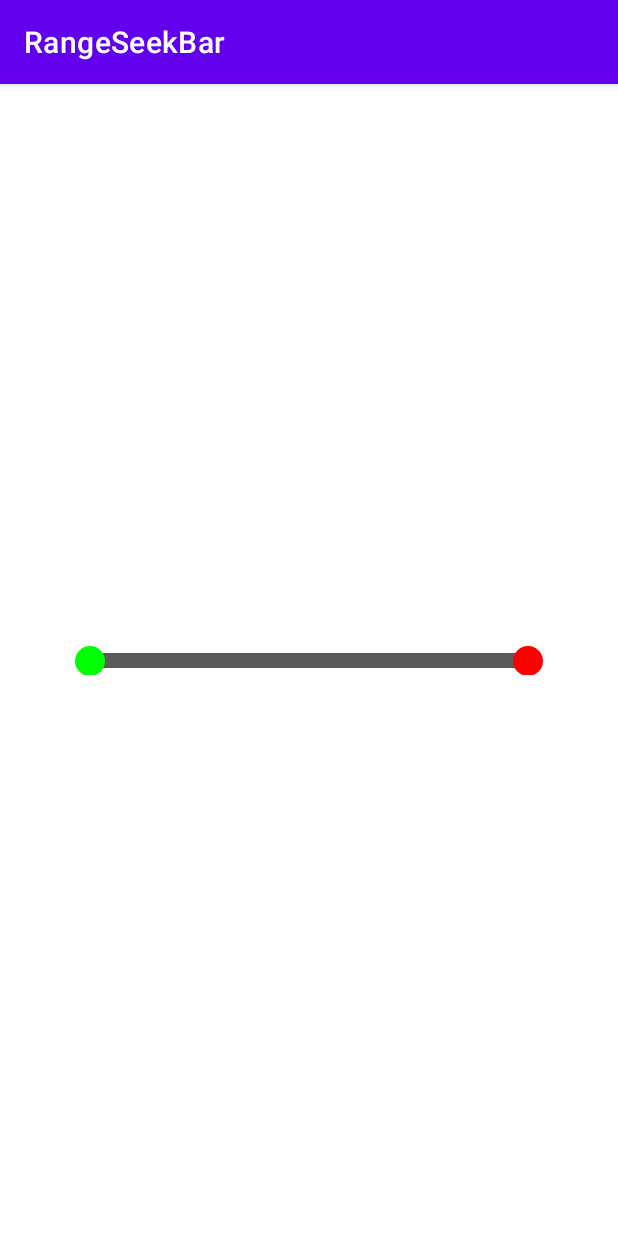
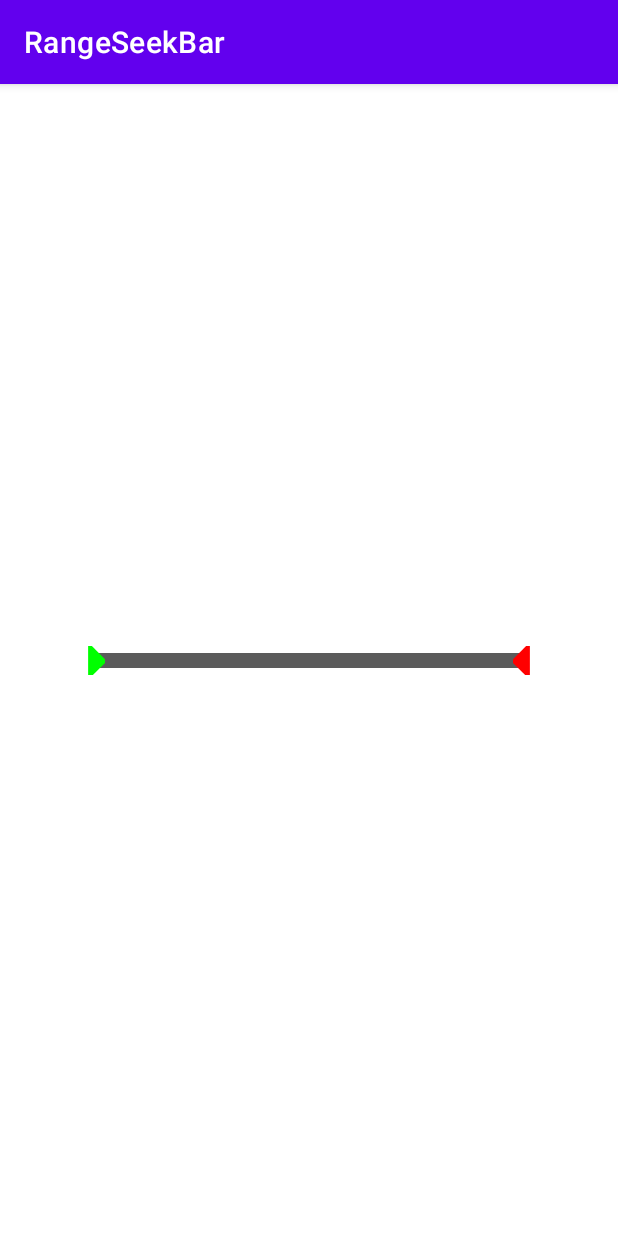
Before and after one commit to AvaneeshAsokan/RangeSeekbar, an Android app: the screen it shows after launch (MainActivity), on a phone screen of 412 x 824 dp. Run offline under Robolectric (Android 15) with nearby library versions, the phone set to English and light mode, and no system bars.

Commit message:
Feature: Add RangeChangeListener and update thumb behavior
This commit introduces a `RangeChangeListener` interface to notify listeners when the range of the seekbar changes.

The thumb behavior has been updated:
- The `gap` attribute now defaults to 0px.
- When `enablePushThumb` is true, thumbs will now push each other when they meet.
- The `leftThumbDrawable` and `rightThumbDrawable` attributes have been updated to use new carat drawables.

Additionally, `min` and `max` functional attributes have been added to define the range of the seekbar.

```diff
--- a/app/src/main/java/com/laymanCodes/rangeSeekbar/MainActivity.kt
+++ b/app/src/main/java/com/laymanCodes/rangeSeekbar/MainActivity.kt
@@ -1,10 +1,14 @@
 package com.laymanCodes.rangeSeekbar
 
 import android.os.Bundle
+import android.util.Log
 import androidx.appcompat.app.AppCompatActivity
 import com.laymanCodes.rangeSeekbar.databinding.LayoutMainBinding
+import com.laymanCodes.rangeSeekbar.listener.RangeChangeListener
 
-class MainActivity: AppCompatActivity() {
+class MainActivity: AppCompatActivity(), RangeChangeListener {
+    private val TAG = MainActivity::class.java.canonicalName
+
     private var _binding: LayoutMainBinding? = null
     private val binding get() = _binding!!
 
@@ -14,5 +18,15 @@ class MainActivity: AppCompatActivity() {
         _binding = LayoutMainBinding.inflate(layoutInflater)
 
         setContentView(binding.root)
+
+        binding.rangeBar.apply {
+            setMin(0)
+            setMax(1000)
+            setRangeChangeListener(this@MainActivity)
+        }
+    }
+
+    override fun onRangeChange(min: Int, max: Int) {
+        Log.d(TAG, "onRangeChange: min = $min, max = $max")
     }
 }
--- a/app/src/main/java/com/laymanCodes/rangeSeekbar/RangeSeekbar.kt
+++ b/app/src/main/java/com/laymanCodes/rangeSeekbar/RangeSeekbar.kt
@@ -14,6 +14,8 @@ import androidx.constraintlayout.widget.ConstraintLayout
 import androidx.core.content.res.getDimensionOrThrow
 import androidx.core.content.withStyledAttributes
 import com.laymanCodes.rangeSeekbar.databinding.RangeSeekbarBinding
+import com.laymanCodes.rangeSeekbar.listener.RangeChangeListener
+import kotlin.math.roundToInt
 
 class RangeSeekbar : ConstraintLayout {
     private val TAG = RangeSeekbar::class.java.canonicalName
@@ -48,6 +50,7 @@ class RangeSeekbar : ConstraintLayout {
     private var _binding: RangeSeekbarBinding? = null
     private val binding: RangeSeekbarBinding get() = _binding!!
 
+    //  visual attributes
     private var leftThumbDrawable: Drawable? = null
     private var rightThumbDrawable: Drawable? = null
     private var leftThumbWidth: Int? = 20.px
@@ -56,8 +59,28 @@ class RangeSeekbar : ConstraintLayout {
     private var rightThumbHeight: Int? = 20.px
     private var leftThumbTint: Int? = null
     private var rightThumbTint: Int? = null
-    private var gap: Int = 5.px
+    private var gap: Int = 0.px
     private var enablePushThumb: Boolean = false
+
+    //  functional attributes
+    private var min: Int = 0
+    private var max: Int = 100
+    private var leftThumbValue: Int = min
+    private var rightThumbValue: Int = max
+
+    private var rangeChangeListener: RangeChangeListener? = null
+
+    fun setMin(min: Int){
+        this.min = min
+    }
+
+    fun setMax(max: Int){
+        this.max = max
+    }
+
+    fun setRangeChangeListener(rangeChangeListener: RangeChangeListener){
+        this.rangeChangeListener = rangeChangeListener
+    }
 
     private fun getAttributeFromXml(context: Context, attrs: AttributeSet?) {
         context.withStyledAttributes(attrs, R.styleable.RangeSeekbar) {
@@ -109,11 +132,18 @@ class RangeSeekbar : ConstraintLayout {
                 if (event.action == MotionEvent.ACTION_MOVE) {
                     if (startThumb.x + event.x in 0.0f .. (endThumb.x - gap).toFloat()) {
                         startThumb.x += event.x
-                        Log.d(TAG, "setupListeners: x = ${startThumb.x}, event x = ${event.x}")
                     } else if (enablePushThumb && (startThumb.x + event.x) in (endThumb.x - gap).toFloat() .. (track.right - gap).toFloat()) {
                         endThumb.x = endThumb.x + event.x
                         startThumb.x = endThumb.x - gap
                     }
+                } else if (event.action == MotionEvent.ACTION_UP) {
+                    val totalPxInTrack = track.width
+                    val totalRange = max - min
+
+                    val leftThumbValue = ((startThumb.x / totalPxInTrack) * totalRange).roundToInt() + min
+                    val rightThumbValue = ((endThumb.x / totalPxInTrack) * totalRange).roundToInt() + min
+
+                    rangeChangeListener?.onRangeChange(leftThumbValue, rightThumbValue)
                 }
                 return@setOnTouchListener true
             }
@@ -121,11 +151,18 @@ class RangeSeekbar : ConstraintLayout {
                 if (event.action == MotionEvent.ACTION_MOVE) {
                     if (endThumb.x + event.x in (startThumb.x + gap).toFloat() .. (track.right - 10.px).toFloat()) {
                         endThumb.x += event.x
-                        Log.d(TAG, "setupListeners: x = ${endThumb.x}, event x = ${event.x}")
                     } else if (enablePushThumb && (endThumb.x + event.x) in (0.0f + gap) .. (startThumb.x + gap)) {
                         startThumb.x = startThumb.x + event.x
                         endThumb.x = startThumb.x + gap
                     }
+                } else if (event.action == MotionEvent.ACTION_UP) {
+                    val totalPxInTrack = track.width
+                    val totalRange = max - min
+
+                    val leftThumbValue = ((startThumb.x / totalPxInTrack) * totalRange).roundToInt() + min
+                    val rightThumbValue = ((endThumb.x / totalPxInTrack) * totalRange).roundToInt() + min
+
+                    rangeChangeListener?.onRangeChange(leftThumbValue, rightThumbValue)
                 }
                 return@setOnTouchListener true
             }
--- /dev/null
+++ b/app/src/main/java/com/laymanCodes/rangeSeekbar/listener/RangeChangeListener.kt
@@ -0,0 +1,5 @@
+package com.laymanCodes.rangeSeekbar.listener
+
+interface RangeChangeListener {
+    fun onRangeChange(min: Int, max: Int)
+}
--- /dev/null
+++ b/app/src/main/res/drawable/carat_left.xml
@@ -0,0 +1,14 @@
+<vector xmlns:android="http://schemas.android.com/apk/res/android"
+    android:width="20dp"
+    android:height="20dp"
+    android:viewportWidth="16"
+    android:viewportHeight="16">
+  <group
+      android:rotation="180"
+      android:translateX="16"
+      android:translateY="16">
+    <path
+        android:pathData="M0,9L7,16H9V0H7L0,7V9Z"
+        android:fillColor="#000000"/>
+  </group>
+</vector>
--- /dev/null
+++ b/app/src/main/res/drawable/carat_right.xml
@@ -0,0 +1,9 @@
+<vector xmlns:android="http://schemas.android.com/apk/res/android"
+    android:width="20dp"
+    android:height="20dp"
+    android:viewportWidth="16"
+    android:viewportHeight="16">
+  <path
+      android:pathData="M0,9L7,16H9V0H7L0,7V9Z"
+      android:fillColor="#000000"/>
+</vector>
--- a/app/src/main/res/layout/layout_main.xml
+++ b/app/src/main/res/layout/layout_main.xml
@@ -9,8 +9,9 @@
         android:layout_width="match_parent"
         android:layout_height="20dp"
         android:layout_marginHorizontal="50dp"
-        app:enablePushThumb="true"
-        app:gap="50dp"
+        app:enablePushThumb="false"
+        app:rightThumbDrawable="@drawable/carat_right"
+        app:leftThumbDrawable="@drawable/carat_left"
         app:layout_constraintBottom_toBottomOf="parent"
         app:layout_constraintEnd_toEndOf="parent"
         app:layout_constraintStart_toStartOf="parent"
```
